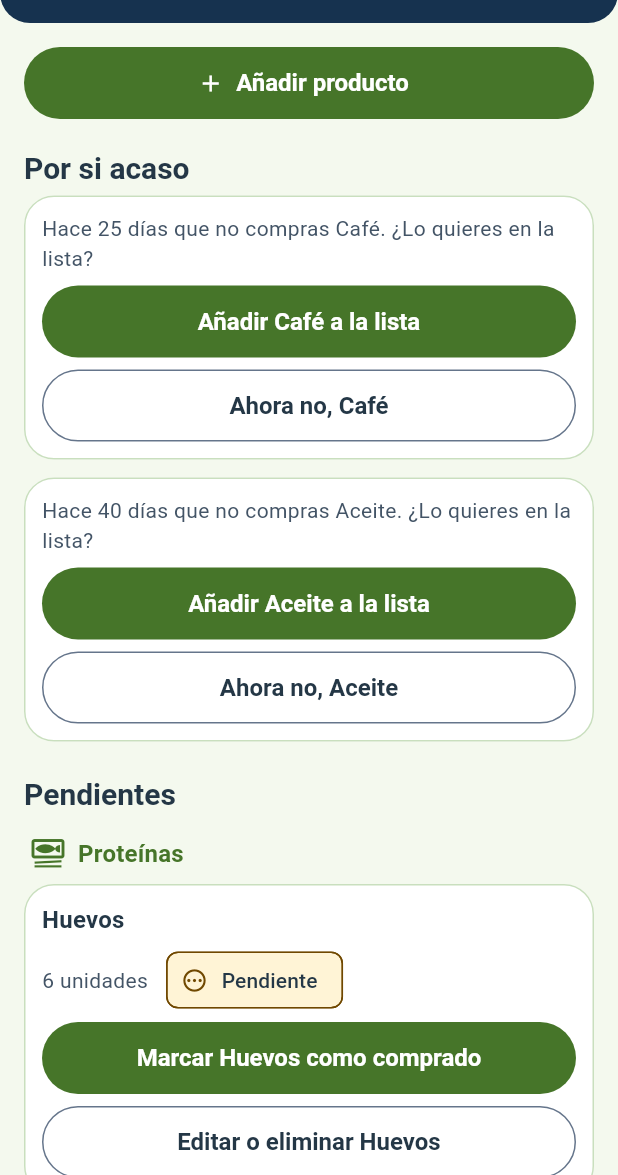
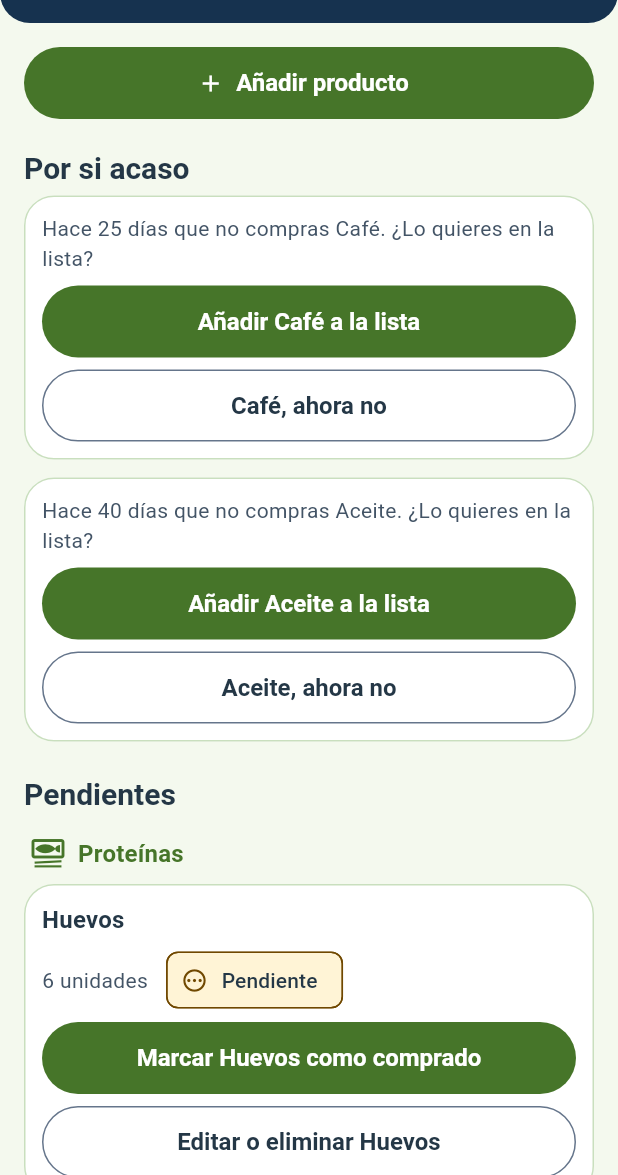
Before and after one commit to cnoumw0/accesibilidad-gruboG, a Flutter app: the ListaScreen screen opened by its route, on a phone screen of 412 x 824 dp, the part 61-1236 px from its top. Run offline on Flutter 3.47's test engine with Material 3 defaults, Android fonts, the phone set to English and light mode, and no system bars; our stand-ins replace go_router, material_ui.

Commit message:
Botón del recordatorio: 'Aceite, ahora no'

```diff
--- a/app/lib/screens/lista_screen.dart
+++ b/app/lib/screens/lista_screen.dart
@@ -336,7 +336,7 @@ class _Recordatorio extends StatelessWidget {
             const SizedBox(height: 8),
             OutlinedButton(
               onPressed: onAhoraNo,
-              child: Text('Ahora no, ${habitual.nombre}'),
+              child: Text('${habitual.nombre}, ahora no'),
             ),
           ],
         ),
```
